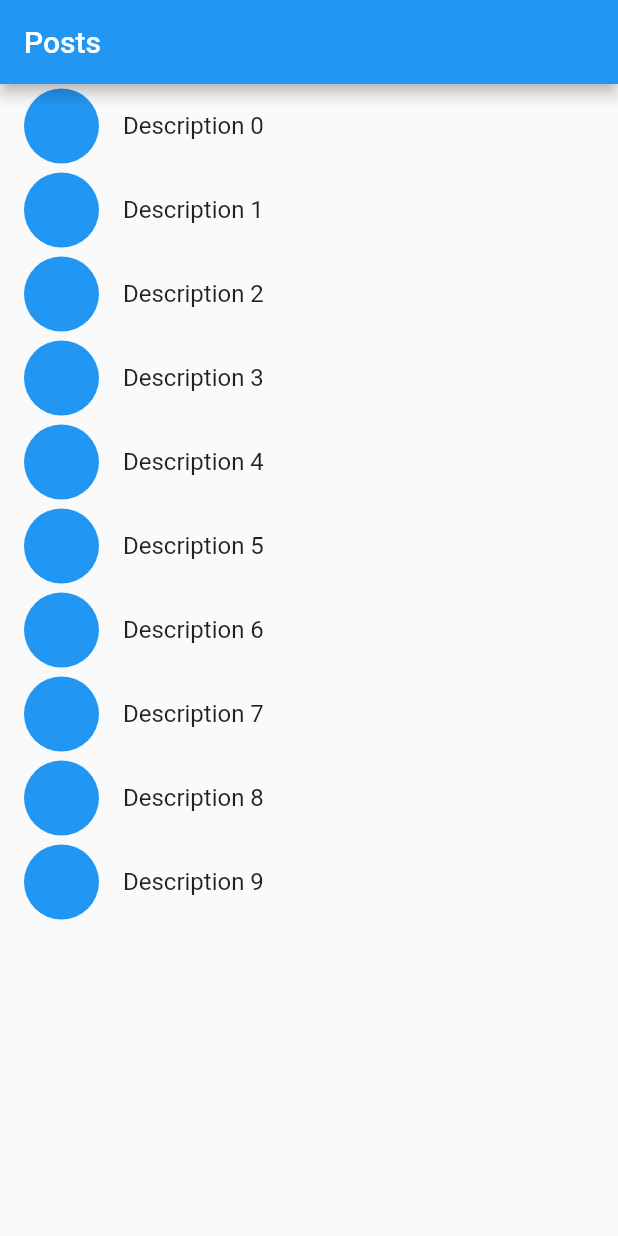
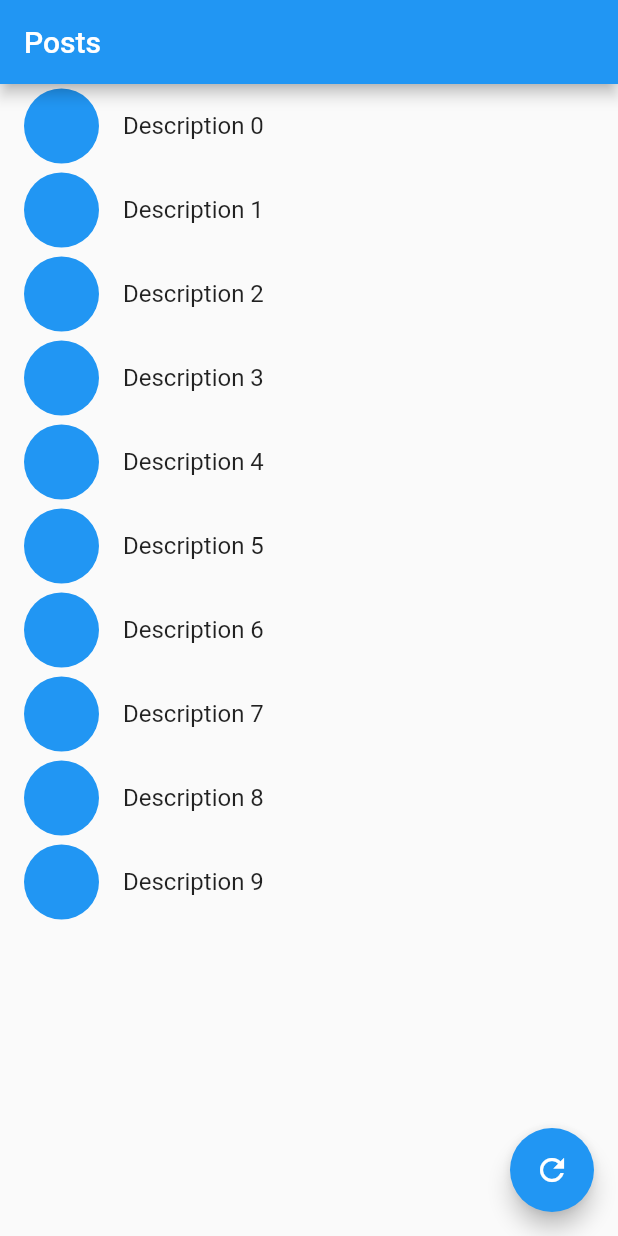
Before and after one commit to L-Nicolas/flutter_firebase_app, a Flutter app: the screen it shows after launch, on a phone screen of 412 x 824 dp. Run offline on Flutter 3.47's test engine with Material 2 defaults, Android fonts, the phone set to English and light mode, and no system bars; our stand-ins replace bloc, firebase_analytics, firebase_core, firebase_crashlytics, flutter_bloc; accounts and stored records are empty.

Commit message:
Ajout bouton flottant

```diff
--- a/lib/posts_screen/posts_screen.dart
+++ b/lib/posts_screen/posts_screen.dart
@@ -82,7 +82,11 @@ class PostsScreen extends StatelessWidget {
                         );
                     }
                   },
-                )
+                ),
+                floatingActionButton: FloatingActionButton(
+                  child: const Icon(Icons.refresh),
+                  onPressed: () => print("add") //_onRefreshList(context),
+                ),
             );
           }
       ),
```
